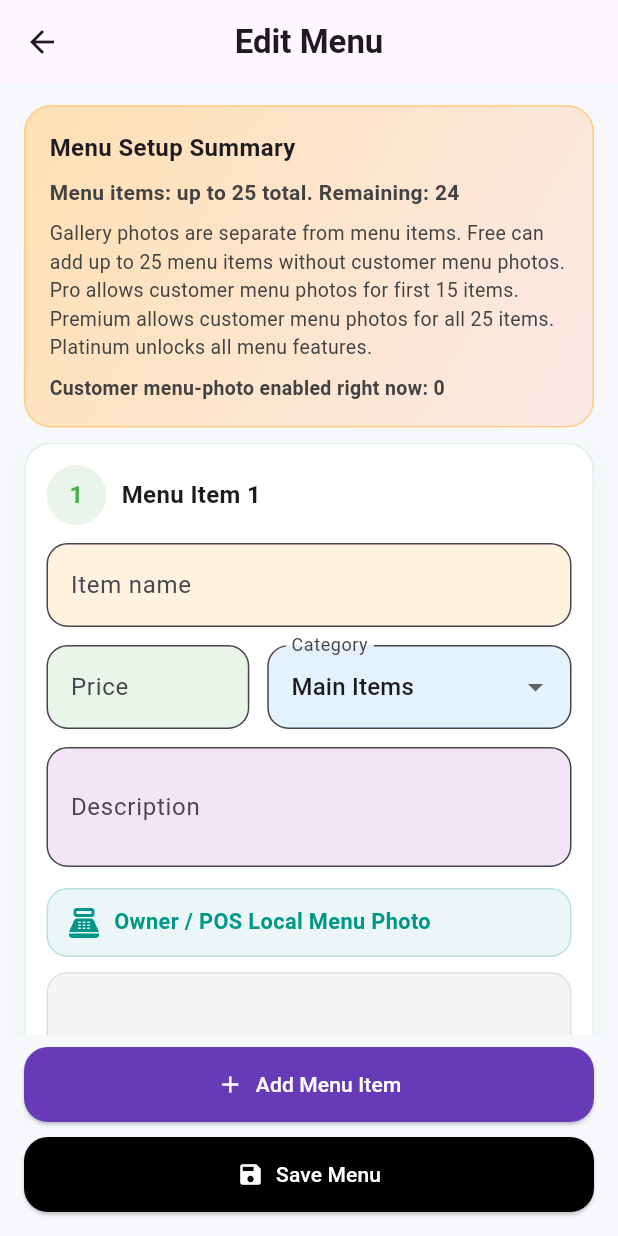
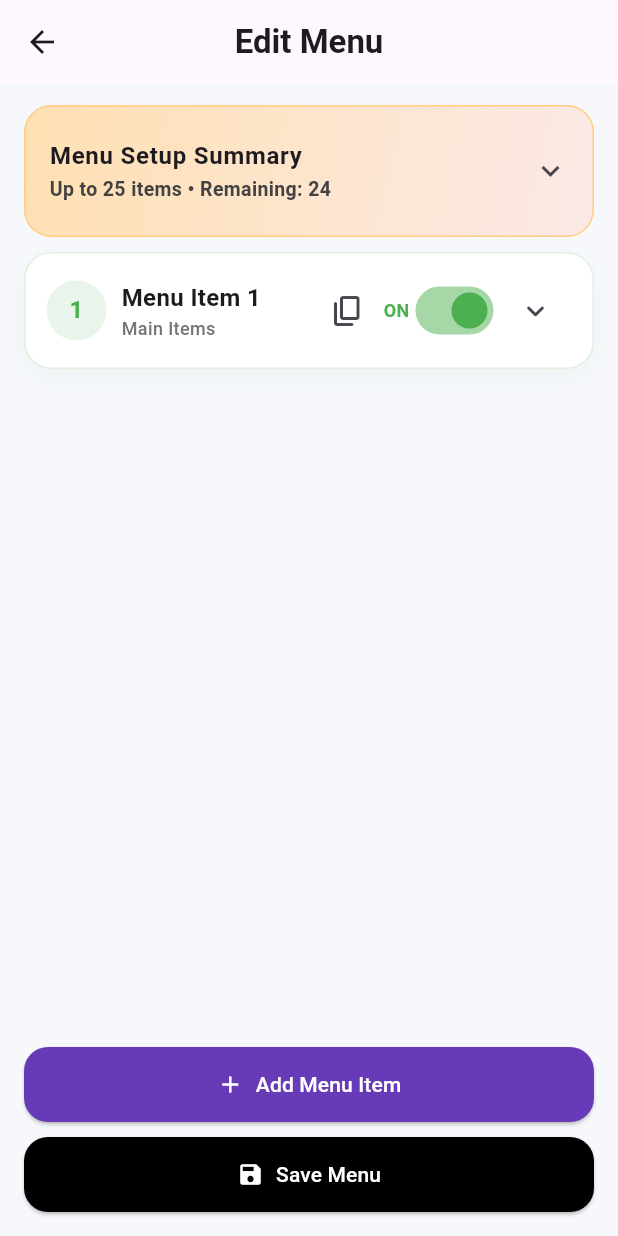
Before and after one commit to mapmybite/mapmybite, a Flutter app: the OwnerPortalPage screen opened directly, after a tap on "Home Kitchen", after a tap on "Add / Edit Menu", on a phone screen of 412 x 824 dp. Run offline on Flutter 3.47's test engine with Material 3 defaults, Android fonts, the phone set to English and light mode, and no system bars; our stand-ins replace flutter_image_compress, flutter_local_notifications, geocoding, geolocator, google_maps_flutter, image_picker and 3 more; accounts and stored records are empty.

Commit message:
Menu editor upgrades + platinum plan improvements + daily specials fields

```diff
--- a/lib/owner_menu_editor_page.dart
+++ b/lib/owner_menu_editor_page.dart
@@ -21,6 +21,7 @@ class OwnerMenuEditorPage extends StatefulWidget {
 
 class _OwnerMenuEditorPageState extends State<OwnerMenuEditorPage> {
   late List<Map<String, dynamic>> menuItems;
+  final Set<String> expandedMenuItemIds = {};
   final ImagePicker _picker = ImagePicker();
   Future<File> _compressPickedMenuImage(
       XFile picked, {
@@ -160,7 +161,13 @@ class _OwnerMenuEditorPageState extends State<OwnerMenuEditorPage> {
     return <Map<String, dynamic>>[];
   }
 
-  int get _menuItemLimit => 25;
+  int get _menuItemLimit {
+    if (widget.selectedPlan == 'platinum') {
+      return 50;
+    }
+
+    return 25;
+  }
 
   int get _customerPhotoEnabledCount {
     return menuItems.where((item) => item['customerCanSeeImage'] == true).length;
@@ -318,6 +325,33 @@ class _OwnerMenuEditorPageState extends State<OwnerMenuEditorPage> {
       if (menuItems.isEmpty) {
         menuItems.add(_emptyMenuItem());
       }
+    });
+  }
+  void _duplicateItem(int index) {
+    if (menuItems.length >= _menuItemLimit) {
+      ScaffoldMessenger.of(context).showSnackBar(
+        SnackBar(
+          content: Text(
+            'Your ${_planDisplayName(widget.selectedPlan)} plan allows up to $_menuItemLimit menu items',
+          ),
+        ),
+      );
+      return;
+    }
+
+    final Map<String, dynamic> original =
+    Map<String, dynamic>.from(menuItems[index]);
+
+    final Map<String, dynamic> copy = {
+      ...original,
+      'id': DateTime.now().microsecondsSinceEpoch.toString(),
+      'name': '${original['name']} Copy',
+      'isFeatured': false,
+    };
+
+    setState(() {
+      menuItems.insert(index + 1, copy);
+      expandedMenuItemIds.add(copy['id'].toString());
     });
   }
 
@@ -788,6 +822,8 @@ class _OwnerMenuEditorPageState extends State<OwnerMenuEditorPage> {
     final item = menuItems[index];
     final String plan = item['subscriptionPlan'].toString();
     final Color planColor = _planColor(plan);
+    final String itemId = item['id'].toString();
+    final bool isExpanded = expandedMenuItemIds.contains(itemId);
 
     return Container(
       margin: const EdgeInsets.only(bottom: 16),
@@ -821,21 +857,96 @@ class _OwnerMenuEditorPageState extends State<OwnerMenuEditorPage> {
               ),
               const SizedBox(width: 10),
               Expanded(
-                child: Text(
-                  'Menu Item ${index + 1}',
+                child: Column(
+                  crossAxisAlignment: CrossAxisAlignment.start,
+                  children: [
+                    Text(
+                      item['name'].toString().trim().isEmpty
+                          ? 'Menu Item ${index + 1}'
+                          : item['name'].toString(),
                       style: const TextStyle(
                         fontSize: 16,
                         fontWeight: FontWeight.bold,
                       ),
                     ),
+                    if (!isExpanded && item['price'].toString().trim().isNotEmpty)
+                      Text(
+                        '\$${item['price']}',
+                        style: TextStyle(
+                          fontSize: 13,
+                          color: Colors.green.shade700,
+                          fontWeight: FontWeight.w700,
+                        ),
+                      ),
+                    if (!isExpanded)
+                      Text(
+                        item['category'].toString(),
+                        style: TextStyle(
+                          fontSize: 12,
+                          color: Colors.grey.shade600,
+                          fontWeight: FontWeight.w500,
+                        ),
+                      ),
+                  ],
+                ),
+              ),
+              IconButton(
+                tooltip: 'Duplicate item',
+                onPressed: () => _duplicateItem(index),
+                icon: const Icon(Icons.copy_rounded),
               ),
               if (menuItems.length > 1)
                 IconButton(
+                  tooltip: 'Delete item',
                   onPressed: () => _removeItem(index),
                   icon: const Icon(Icons.delete_outline),
                 ),
+              if (!isExpanded)
+                Row(
+                  mainAxisSize: MainAxisSize.min,
+                  children: [
+                    Text(
+                      item['isAvailable'] == true ? 'ON' : 'OFF',
+                      style: TextStyle(
+                        color: item['isAvailable'] == true
+                            ? Colors.green
+                            : Colors.red,
+                        fontWeight: FontWeight.bold,
+                        fontSize: 12,
+                      ),
+                    ),
+                    Switch(
+                      value: item['isAvailable'] == true,
+                      onChanged: (value) {
+                        setState(() {
+                          menuItems[index]['isAvailable'] = value;
+                        });
+                      },
+                      activeColor: Colors.green,
+                    ),
                   ],
                 ),
+              IconButton(
+                tooltip: isExpanded ? 'Collapse item' : 'Expand item',
+                onPressed: () {
+                  setState(() {
+                    if (isExpanded) {
+                      expandedMenuItemIds.remove(itemId);
+                    } else {
+                      expandedMenuItemIds.clear();
+                      expandedMenuItemIds.add(itemId);
+                    }
+                  });
+                },
+                icon: Icon(
+                  isExpanded
+                      ? Icons.keyboard_arrow_up_rounded
+                      : Icons.keyboard_arrow_down_rounded,
+                ),
+              ),
+            ],
+          ),
+    if (isExpanded) ...[
     const SizedBox(height: 12),
     TextFormField(
             initialValue: item['name'].toString(),
@@ -1154,6 +1265,7 @@ class _OwnerMenuEditorPageState extends State<OwnerMenuEditorPage> {
           const SizedBox(height: 10),
       _buildPlanCard(index),
     ],
+        ],
       ),
     );
   }
@@ -1177,7 +1289,6 @@ class _OwnerMenuEditorPageState extends State<OwnerMenuEditorPage> {
           Container(
             width: double.infinity,
             margin: const EdgeInsets.fromLTRB(16, 14, 16, 10),
-            padding: const EdgeInsets.all(16),
             decoration: BoxDecoration(
               gradient: LinearGradient(
                 colors: [
@@ -1190,40 +1301,43 @@ class _OwnerMenuEditorPageState extends State<OwnerMenuEditorPage> {
               borderRadius: BorderRadius.circular(18),
               border: Border.all(color: Colors.orange.shade200),
             ),
-            child: Column(
-              crossAxisAlignment: CrossAxisAlignment.start,
-              children: [
-                const Text(
+            child: ExpansionTile(
+              initiallyExpanded: false,
+              tilePadding: const EdgeInsets.symmetric(horizontal: 16, vertical: 6),
+              childrenPadding: const EdgeInsets.fromLTRB(16, 0, 16, 16),
+              title: const Text(
                 'Menu Setup Summary',
                 style: TextStyle(
                   fontSize: 16,
                   fontWeight: FontWeight.bold,
                 ),
               ),
-                const SizedBox(height: 8),
-                Text(
-                  'Menu items: up to 25 total. Remaining: $remaining',
+              subtitle: Text(
+                'Up to $_menuItemLimit items • Remaining: $remaining',
                 style: TextStyle(
-                    fontSize: 14,
+                  fontSize: 13,
                   color: Colors.grey.shade800,
                   fontWeight: FontWeight.w600,
                 ),
               ),
-                const SizedBox(height: 8),
+              children: [
                 Text(
-                  'Gallery photos are separate from menu items. Free can add up to 25 menu items without customer menu photos. Pro allows customer menu photos for first 15 items. Premium allows customer menu photos for all 25 items. Platinum unlocks all menu features.',
+                  'Gallery photos are separate from menu items. Free can add up to 25 menu items without customer menu photos. Pro allows customer menu photos for first 15 items. Premium allows customer menu photos for all 25 items. Platinum allows up to 50 menu items with customer menu photos.',
                   style: TextStyle(
                     fontSize: 13,
                     color: Colors.grey.shade800,
                   ),
                 ),
                 const SizedBox(height: 8),
-                Text(
+                Align(
+                  alignment: Alignment.centerLeft,
+                  child: Text(
                     'Customer menu-photo enabled right now: $_customerPhotoEnabledCount',
                     style: TextStyle(
                       fontSize: 13,
                       color: Colors.grey.shade800,
                       fontWeight: FontWeight.w600,
+                    ),
                   ),
                 ),
               ],
--- a/lib/owner_portal_page.dart
+++ b/lib/owner_portal_page.dart
@@ -57,6 +57,10 @@ class _OwnerPortalPageState extends State<OwnerPortalPage> {
 
     dailySpecialsDetailsController.text =
         (data['dailySpecialsDetails'] ?? '').toString();
+    dailySpecialsNameController.text =
+        (data['dailySpecialsName'] ?? '').toString();
+    dailySpecialsPriceController.text =
+        (data['dailySpecialsPrice'] ?? '').toString();
     cateringDetailsController.text =
         (data['cateringDetails'] ?? '').toString();
     tiffinDetailsController.text =
@@ -121,6 +125,8 @@ class _OwnerPortalPageState extends State<OwnerPortalPage> {
   final TextEditingController menuController = TextEditingController();
   final TextEditingController descriptionController = TextEditingController();
   final TextEditingController dailySpecialsDetailsController = TextEditingController();
+  final TextEditingController dailySpecialsNameController = TextEditingController();
+  final TextEditingController dailySpecialsPriceController = TextEditingController();
   final TextEditingController cateringDetailsController = TextEditingController();
   final TextEditingController tiffinDetailsController = TextEditingController();
 
@@ -215,7 +221,7 @@ class _OwnerPortalPageState extends State<OwnerPortalPage> {
       case 'premium':
         return 10;
       case 'platinum':
-        return 15;
+        return 20;
       case 'free':
       default:
         return 3;
@@ -236,6 +242,10 @@ class _OwnerPortalPageState extends State<OwnerPortalPage> {
   }
 
   int get _menuItemLimit {
+    if (selectedPlan == 'platinum') {
+      return 50;
+    }
+
     return 25;
   }
 
@@ -267,6 +277,8 @@ class _OwnerPortalPageState extends State<OwnerPortalPage> {
     menuController.dispose();
     descriptionController.dispose();
     dailySpecialsDetailsController.dispose();
+    dailySpecialsNameController.dispose();
+    dailySpecialsPriceController.dispose();
     cateringDetailsController.dispose();
     tiffinDetailsController.dispose();
 
@@ -744,6 +756,8 @@ class _OwnerPortalPageState extends State<OwnerPortalPage> {
       'menuItems': ownerMenuItems.take(_menuItemLimit).toList(),
       'description': descriptionController.text.trim(),
       'dailySpecials': hasDailySpecials,
+      'dailySpecialsName': dailySpecialsNameController.text.trim(),
+      'dailySpecialsPrice': dailySpecialsPriceController.text.trim(),
       'dailySpecialsDetails': dailySpecialsDetailsController.text.trim(),
       'cateringAvailable': hasCatering,
       'cateringDetails': cateringDetailsController.text.trim(),
@@ -1456,7 +1470,7 @@ class _OwnerPortalPageState extends State<OwnerPortalPage> {
                 ? 'Pro Plan:\n• 1 banner image\n• Up to 6 gallery photos\n• 1 story video\n• Up to 25 menu items\n• First 15 menu items can include photos\n• Remaining menu items can be added without photos\n• Gallery photos are separate from menu items\n• In-app ordering enabled\n• POS system access'
                 : selectedPlan == 'premium'
                 ? 'Premium Plan:\n• 1 banner image\n• Up to 10 gallery photos\n• Up to 5 story videos\n• Up to 25 menu items\n• All 25 menu items can include photos\n• Gallery photos are separate from menu items\n• In-app ordering enabled\n• POS system access\n• More visibility & features'
-                : 'Platinum Plan:\n• 1 banner image\n• Up to 15 gallery photos\n• Up to 5 story videos\n• All menu features unlocked\n• Gallery photos are separate from menu items\n• In-app ordering & full POS\n• Verified accounts receive a verified badge\n• First 100 food trucks & home kitchens get lifetime flat-fee price lock\n• All future features included',
+                : 'Platinum Plan:\n• 1 banner image\n• Up to 20 gallery photos\n• Up to 5 story videos\n• Up to 50 menu items with photos\n• Gallery photos are separate from menu items\n• In-app ordering & full POS\n• POS printer lease included\n• Propane discount benefit up to 50¢ below regular store price where available\n• Currently limited propane locations in Stockton, more locations coming soon\n• Verified accounts receive a verified badge\n• First 50 food trucks get lifetime price lock\n• New tools and future features included',
             style: const TextStyle(
               fontSize: 13,
               fontWeight: FontWeight.w500,
@@ -1635,12 +1649,25 @@ class _OwnerPortalPageState extends State<OwnerPortalPage> {
                     title: const Text('Daily Specials Available'),
                     contentPadding: EdgeInsets.zero,
                   ),
-                  if (hasDailySpecials)
+                  Column(
+                    children: [
+                      _buildTextField(
+                        icon: Icons.fastfood,
+                        hintText: 'Daily Special Name',
+                        controller: dailySpecialsNameController,
+                      ),
+                      _buildTextField(
+                        icon: Icons.attach_money,
+                        hintText: 'Daily Special Price',
+                        controller: dailySpecialsPriceController,
+                      ),
                       _buildTextField(
                         icon: Icons.local_offer,
                         hintText: 'Today special details (example: Paneer wrap + mango lassi combo for \$12.99)',
                         controller: dailySpecialsDetailsController,
                         maxLines: 3,
+                      ),
+                    ],
                   ),
                   SwitchListTile(
                     value: hasCatering,
```
Lines whose indentation alone changed are shown as unchanged.
